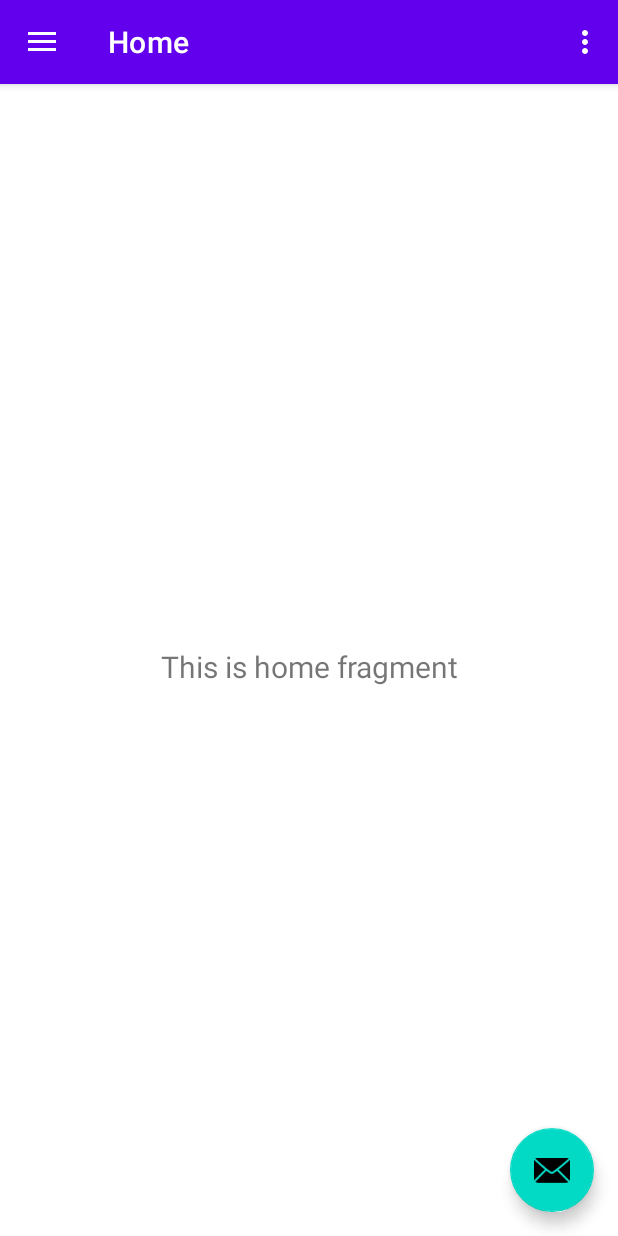
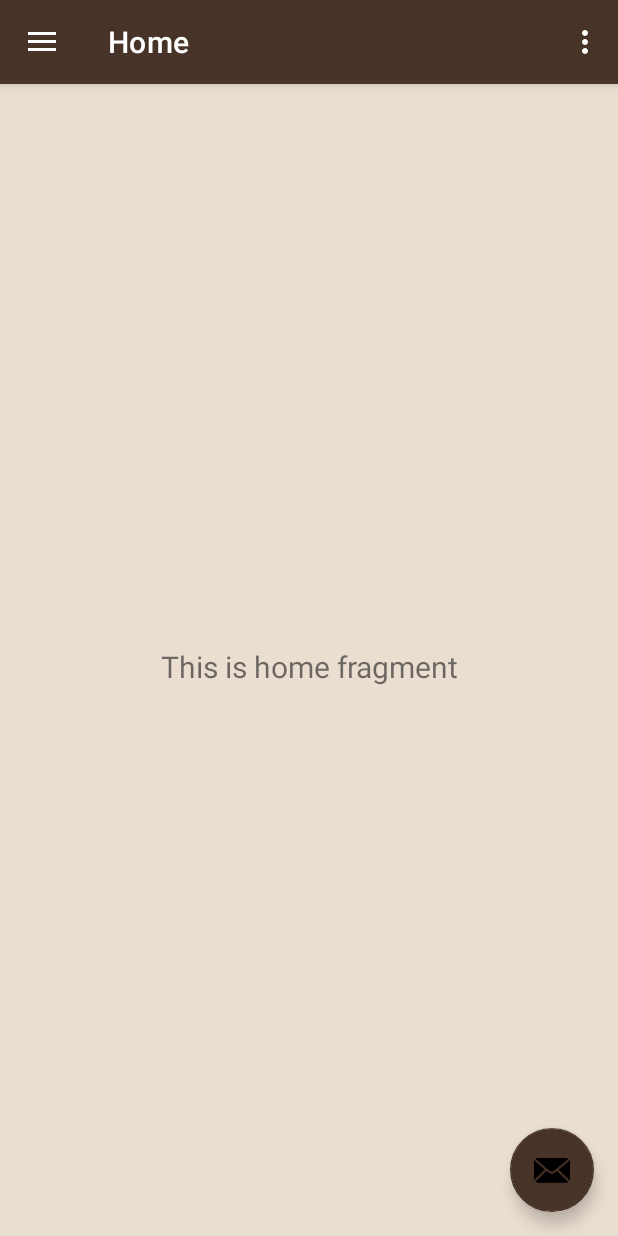
Before and after one commit to vladyslav-balabanov/The-Sweet-Spot, an Android app: the screen it shows after launch (MainActivity), on a phone screen of 412 x 824 dp. Run offline under Robolectric (Android 15) with nearby library versions, the phone set to English and light mode, and no system bars; our stand-ins replace navigation-ui.

Commit message:
General theme change, v1

```diff
--- a/app/src/main/res/layout/fragment_gallery.xml
+++ b/app/src/main/res/layout/fragment_gallery.xml
@@ -5,6 +5,7 @@
         xmlns:tools="http://schemas.android.com/tools"
         android:layout_width="match_parent"
         android:layout_height="match_parent"
+        android:background="@color/light_skin"
         tools:context=".ui.gallery.GalleryFragment">
 
     <TextView
--- a/app/src/main/res/layout/fragment_home.xml
+++ b/app/src/main/res/layout/fragment_home.xml
@@ -3,6 +3,7 @@
         xmlns:android="http://schemas.android.com/apk/res/android"
         xmlns:app="http://schemas.android.com/apk/res-auto"
         xmlns:tools="http://schemas.android.com/tools"
+        android:background="@color/light_skin"
         android:layout_width="match_parent"
         android:layout_height="match_parent"
         tools:context=".ui.home.HomeFragment">
--- a/app/src/main/res/layout/fragment_slideshow.xml
+++ b/app/src/main/res/layout/fragment_slideshow.xml
@@ -5,6 +5,7 @@
         xmlns:tools="http://schemas.android.com/tools"
         android:layout_width="match_parent"
         android:layout_height="match_parent"
+        android:background="@color/light_skin"
         tools:context=".ui.slideshow.SlideshowFragment">
 
     <TextView
--- a/app/src/main/res/values-night/themes.xml
+++ b/app/src/main/res/values-night/themes.xml
@@ -2,15 +2,16 @@
     <!-- Base application theme. -->
     <style name="Theme.TheSweetSpot" parent="Theme.MaterialComponents.DayNight.DarkActionBar">
         <!-- Primary brand color. -->
-        <item name="colorPrimary">@color/purple_200</item>
-        <item name="colorPrimaryVariant">@color/purple_700</item>
-        <item name="colorOnPrimary">@color/black</item>
+        <item name="colorPrimary">@color/dark_brown</item>
+        <item name="colorPrimaryVariant">@color/brown</item>
+        <item name="colorOnPrimary">@color/light_skin</item>
         <!-- Secondary brand color. -->
-        <item name="colorSecondary">@color/teal_200</item>
-        <item name="colorSecondaryVariant">@color/teal_200</item>
+        <item name="colorSecondary">@color/dark_brown</item>
+        <item name="colorSecondaryVariant">@color/brown</item>
         <item name="colorOnSecondary">@color/black</item>
         <!-- Status bar color. -->
         <item name="android:statusBarColor">?attr/colorPrimaryVariant</item>
         <!-- Customize your theme here. -->
+        <item name="android:background">@color/light_skin</item>
     </style>
 </resources>
--- a/app/src/main/res/values/colors.xml
+++ b/app/src/main/res/values/colors.xml
@@ -1,10 +1,9 @@
 <?xml version="1.0" encoding="utf-8"?>
 <resources>
-    <color name="purple_200">#FFBB86FC</color>
-    <color name="purple_500">#FF6200EE</color>
-    <color name="purple_700">#FF3700B3</color>
-    <color name="teal_200">#FF03DAC5</color>
-    <color name="teal_700">#FF018786</color>
     <color name="black">#FF000000</color>
     <color name="white">#FFFFFFFF</color>
+    <color name="dark_brown">#473327</color>
+    <color name="light_skin">#EADED1</color>
+    <color name="light_brown">#D4BDA4</color>
+    <color name="brown">#986F55</color>
 </resources>
--- a/app/src/main/res/values/strings.xml
+++ b/app/src/main/res/values/strings.xml
@@ -10,4 +10,5 @@
     <string name="menu_home">Home</string>
     <string name="menu_gallery">Gallery</string>
     <string name="menu_slideshow">Slideshow</string>
+    <string name="the_sweet_s">The Sweet Spot</string>
 </resources>
--- a/app/src/main/res/values/themes.xml
+++ b/app/src/main/res/values/themes.xml
@@ -2,12 +2,12 @@
     <!-- Base application theme. -->
     <style name="Theme.TheSweetSpot" parent="Theme.MaterialComponents.DayNight.DarkActionBar">
         <!-- Primary brand color. -->
-        <item name="colorPrimary">@color/purple_500</item>
-        <item name="colorPrimaryVariant">@color/purple_700</item>
-        <item name="colorOnPrimary">@color/white</item>
+        <item name="colorPrimary">@color/dark_brown</item>
+        <item name="colorPrimaryVariant">@color/brown</item>
+        <item name="colorOnPrimary">@color/light_skin</item>
         <!-- Secondary brand color. -->
-        <item name="colorSecondary">@color/teal_200</item>
-        <item name="colorSecondaryVariant">@color/teal_700</item>
+        <item name="colorSecondary">@color/dark_brown</item>
+        <item name="colorSecondaryVariant">@color/brown</item>
         <item name="colorOnSecondary">@color/black</item>
         <!-- Status bar color. -->
         <item name="android:statusBarColor">?attr/colorPrimaryVariant</item>
@@ -19,4 +19,8 @@
     </style>
     <style name="Theme.TheSweetSpot.AppBarOverlay" parent="ThemeOverlay.AppCompat.Dark.ActionBar"/>
     <style name="Theme.TheSweetSpot.PopupOverlay" parent="ThemeOverlay.AppCompat.Light"/>
+    <style name="the_sweet_s">
+        <item name="android:textSize">31sp</item>
+        <item name="android:textColor">@color/dark_brown</item>
+    </style>
 </resources>
```
Also changed, not shown: app/src/main/res/drawable/app_logo.png (added).
